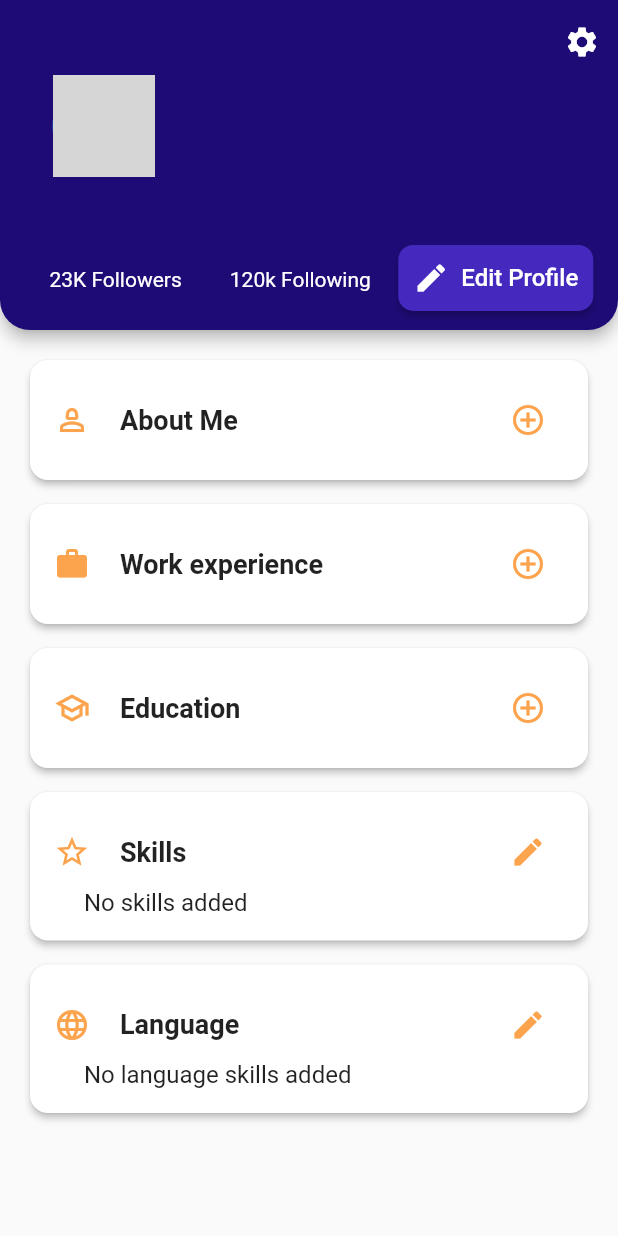
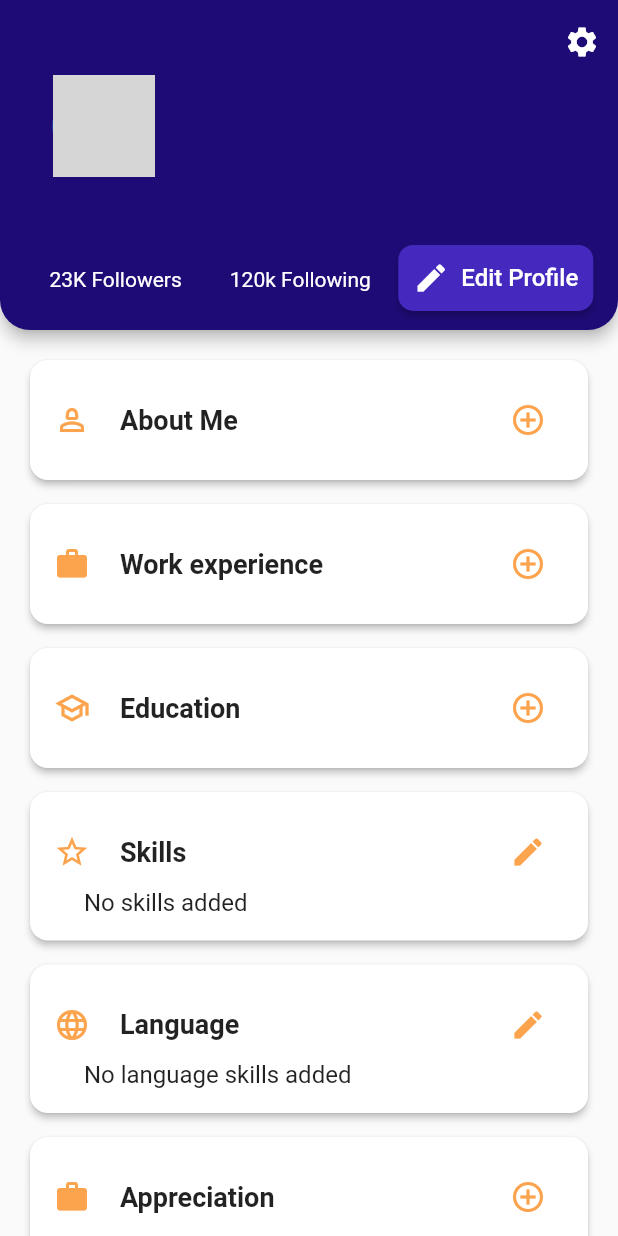
Before and after one commit to UMESH-042/Gigs, a Flutter app: the ProfilePage screen opened directly with empty values, on a phone screen of 412 x 824 dp. Run offline on Flutter 3.47's test engine with Material 2 defaults, Android fonts, the phone set to English and light mode, and no system bars; our stand-ins replace animated_splash_screen, cached_network_image, cloud_firestore, curved_navigation_bar, firebase_auth, firebase_core and 7 more; missing offline and left inert: external_app_launcher; accounts and stored records are empty; network calls fail; grey boxes are pictures that could not be loaded.

Commit message:
added Appreciation card

```diff
--- a/lib/view/Porfile/Profile_page.dart
+++ b/lib/view/Porfile/Profile_page.dart
@@ -2,6 +2,7 @@ import 'package:flutter/material.dart';
 import 'package:cloud_firestore/cloud_firestore.dart';
 import 'package:gigs/profile_APIs/Add_Education.dart';
 import 'package:gigs/profile_APIs/Add_about_me.dart';
+import 'package:gigs/profile_APIs/Add_appreciation.dart';
 import 'package:gigs/profile_APIs/Add_language.dart';
 import 'package:gigs/profile_APIs/Add_skills.dart';
 
@@ -26,6 +27,7 @@ class _ProfilePageState extends State<ProfilePage> {
   List<Map<String, dynamic>> _educationList = [];
   List<String> skillsDataList = [];
   List<String> LanguageDataList = [];
+  List<Map<String, dynamic>> _AppreciationList = [];
 
   GlobalKey<RefreshIndicatorState> _refreshIndicatorKey =
       GlobalKey<RefreshIndicatorState>();
@@ -384,7 +386,9 @@ class _ProfilePageState extends State<ProfilePage> {
                     Navigator.push(
                         context,
                         MaterialPageRoute(
-                            builder: (context) => SkillSearchScreen()));
+                            builder: (context) => SkillSearchScreen(
+                                  userEmail: widget.currentUserEmail,
+                                )));
                   },
                 ),
                 SizedBox(
@@ -397,7 +401,22 @@ class _ProfilePageState extends State<ProfilePage> {
                     Navigator.push(
                         context,
                         MaterialPageRoute(
-                            builder: (context) => LanguageSearchScreen()));
+                            builder: (context) => LanguageSearchScreen(
+                                  userEmail: widget.currentUserEmail,
+                                )));
+                  },
+                ),
+                SizedBox(
+                  height: 8,
+                ),
+                Appreciation(
+                  label: 'Appreciation',
+                  AppreciationData: _AppreciationList,
+                  onPressed: () {
+                    Navigator.push(
+                        context,
+                        MaterialPageRoute(
+                            builder: (context) => AppreciationScreen(userEmail: widget.currentUserEmail,)));
                   },
                 ),
               ],
@@ -915,3 +934,109 @@ class LanguageSkills extends StatelessWidget {
     );
   }
 }
+
+class Appreciation extends StatelessWidget {
+  final String label;
+  final List<Map<String, dynamic>> AppreciationData;
+  final VoidCallback? onPressed;
+
+  const Appreciation({
+    required this.label,
+    required this.AppreciationData,
+    this.onPressed,
+  });
+
+  @override
+  Widget build(BuildContext context) {
+    print(AppreciationData);
+    return Card(
+      elevation: 2,
+      shape: RoundedRectangleBorder(
+        borderRadius: BorderRadius.circular(12),
+      ),
+      child: Padding(
+        padding: EdgeInsets.all(16),
+        child: Column(
+          crossAxisAlignment: CrossAxisAlignment.start,
+          children: [
+            Row(
+              children: [
+                Icon(
+                  Icons.work,
+                  color: Color(0xFFFCA34D),
+                ),
+                SizedBox(width: 20),
+                Column(
+                  crossAxisAlignment: CrossAxisAlignment.start,
+                  children: [
+                    Text(
+                      label,
+                      style: TextStyle(
+                        fontSize: 18,
+                        fontWeight: FontWeight.bold,
+                      ),
+                    ),
+                  ],
+                ),
+                Spacer(),
+                IconButton(
+                  icon: Icon(
+                    Icons.add_circle_outline_outlined,
+                    color: Color(0xFFFCA34D),
+                  ),
+                  onPressed: onPressed,
+                ),
+              ],
+            ),
+            for (var i = 0; i < AppreciationData.length; i++)
+              Column(
+                crossAxisAlignment: CrossAxisAlignment.start,
+                children: [
+                  Divider(
+                    color: Color.fromARGB(255, 221, 220, 220),
+                    thickness: 1,
+                  ),
+                  SizedBox(height: 10),
+                  Text(
+                    AppreciationData[i]['jobTitle'] ?? '',
+                    style: TextStyle(fontSize: 18, fontWeight: FontWeight.bold),
+                  ),
+                  Row(
+                    children: [
+                      Text(
+                        AppreciationData[i]['company'] ?? '',
+                        style: TextStyle(fontSize: 16),
+                      ),
+                      Spacer(),
+                      IconButton(
+                        icon: Icon(
+                          Icons.edit,
+                          color: Colors.orange, // Orange edit icon color
+                        ),
+                        onPressed: () {},
+                      ),
+                    ],
+                  ),
+                  Row(
+                    children: [
+                      Text(
+                        AppreciationData[i]['startDate'] ?? '',
+                        style: TextStyle(fontSize: 14),
+                      ),
+                      SizedBox(width: 5),
+                      Text('--'),
+                      SizedBox(width: 5),
+                      Text(
+                        AppreciationData[i]['endDate'] ?? '',
+                        style: TextStyle(fontSize: 14),
+                      ),
+                    ],
+                  ),
+                ],
+              ),
+          ],
+        ),
+      ),
+    );
+  }
+}
```
Also changed, not shown: lib/profile_APIs/Add_appreciation.dart (added, +24 -0 lines), lib/profile_APIs/Add_language.dart (+10 -5 lines), lib/profile_APIs/Add_skills.dart (+7 -4 lines).
